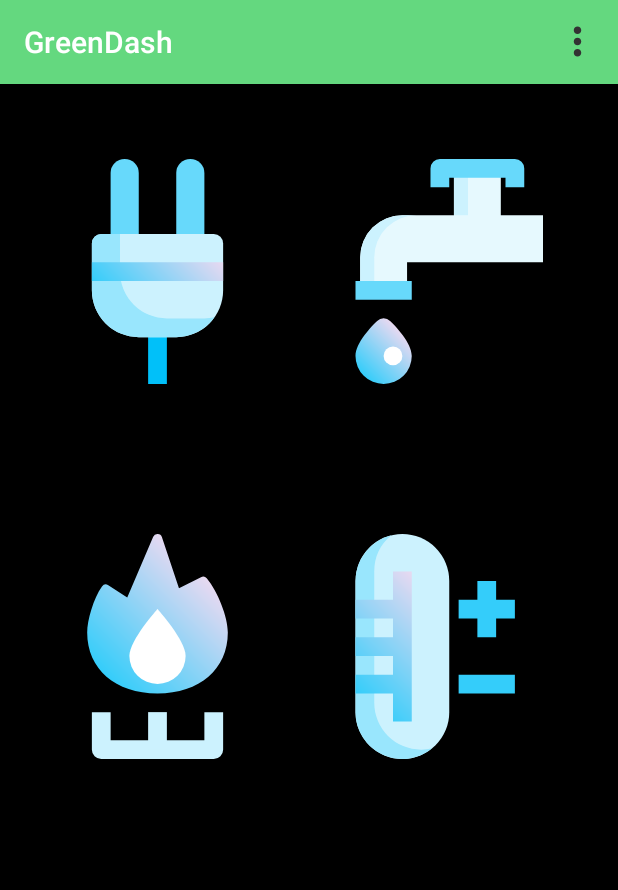
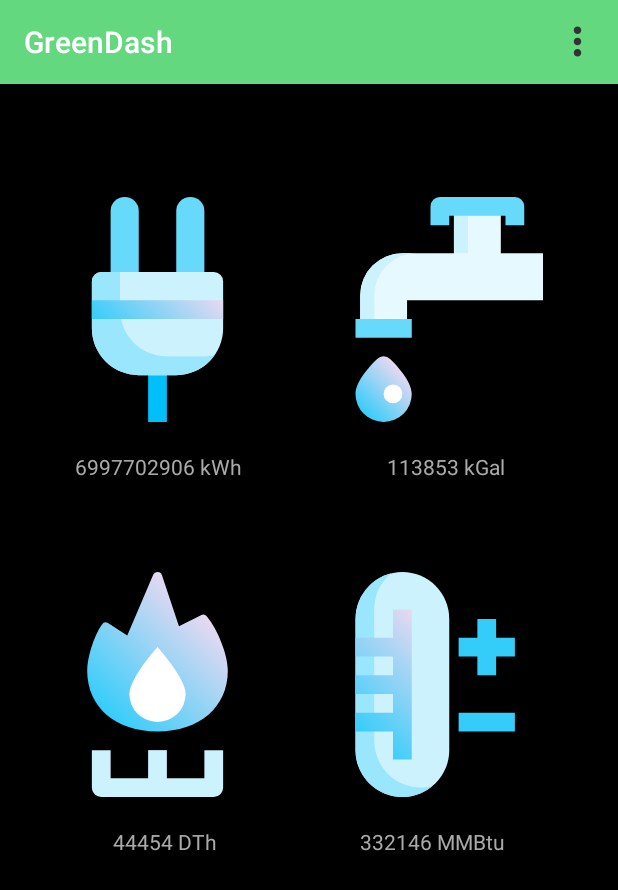
Before and after one commit to calebwagner115/GreenDashPH, an Android app: the MainActivity screen opened directly, with no data from a screen before it, on a phone screen of 412 x 824 dp. Shown: the top 890 px of the screen. Run offline under Robolectric (Android 15) with nearby library versions, the phone set to English and light mode, and no system bars.

Commit message:
Carbon Footprint, Current usage in main screen

```diff
--- a/app/src/main/res/layout/activity_main.xml
+++ b/app/src/main/res/layout/activity_main.xml
@@ -14,9 +14,19 @@
         android:layout_height="150dp"
         android:background="@drawable/electricity"
         android:layout_marginHorizontal="30dp"
-        android:layout_marginVertical="50dp"
+        android:layout_marginTop="75dp"
         android:onClick="breakdown"
         />
+
+    <TextView
+        android:id="@+id/kWhTotal"
+        android:layout_width="wrap_content"
+        android:layout_height="wrap_content"
+        android:layout_below="@id/electricityButton"
+        android:textColor="@android:color/darker_gray"
+        android:layout_marginHorizontal="50dp"
+        android:layout_marginTop="20dp"
+        android:text="6997702906 kWh"/>
 
     <ImageButton
         android:id="@+id/waterButton"
@@ -25,9 +35,20 @@
         android:layout_alignParentRight="true"
         android:background="@drawable/water"
         android:layout_marginHorizontal="50dp"
-        android:layout_marginVertical="50dp"
+        android:layout_marginTop="75dp"
         android:onClick="breakdown"
         />
+
+    <TextView
+        android:id="@+id/kGalTotal"
+        android:layout_width="wrap_content"
+        android:layout_height="wrap_content"
+        android:layout_below="@id/waterButton"
+        android:layout_alignParentRight="true"
+        android:textColor="@android:color/darker_gray"
+        android:layout_marginHorizontal="75dp"
+        android:layout_marginTop="20dp"
+        android:text="113853 kGal"/>
 
     <ImageButton
         android:id="@+id/gasButton"
@@ -36,9 +57,19 @@
         android:layout_below="@id/electricityButton"
         android:background="@drawable/gas"
         android:layout_marginHorizontal="30dp"
-        android:layout_marginVertical="50dp"
+        android:layout_marginTop="100dp"
         android:onClick="breakdown"
         />
+
+    <TextView
+        android:id="@+id/DthTotal"
+        android:layout_width="wrap_content"
+        android:layout_height="wrap_content"
+        android:layout_below="@id/gasButton"
+        android:textColor="@android:color/darker_gray"
+        android:layout_marginHorizontal="75dp"
+        android:layout_marginTop="20dp"
+        android:text="44454 DTh"/>
 
     <ImageButton
         android:id="@+id/thermostatButton"
@@ -48,8 +79,19 @@
         android:layout_alignParentRight="true"
         android:background="@drawable/thermostat"
         android:layout_marginHorizontal="50dp"
-        android:layout_marginVertical="50dp"
+        android:layout_marginTop="100dp"
         android:onClick="breakdown"
         />
 
+    <TextView
+        android:id="@+id/MMBtuTotal"
+        android:layout_width="wrap_content"
+        android:layout_height="wrap_content"
+        android:layout_below="@id/thermostatButton"
+        android:layout_alignParentRight="true"
+        android:textColor="@android:color/darker_gray"
+        android:layout_marginHorizontal="75dp"
+        android:layout_marginTop="20dp"
+        android:text="332146 MMBtu"/>
+
 </RelativeLayout>
```
Also changed, not shown: app/src/main/java/com/greendashPH/BreakdownUsage.java (+19 -8 lines), app/src/main/res/layout/activity_breakdown_usage.xml (+25 -4 lines).
